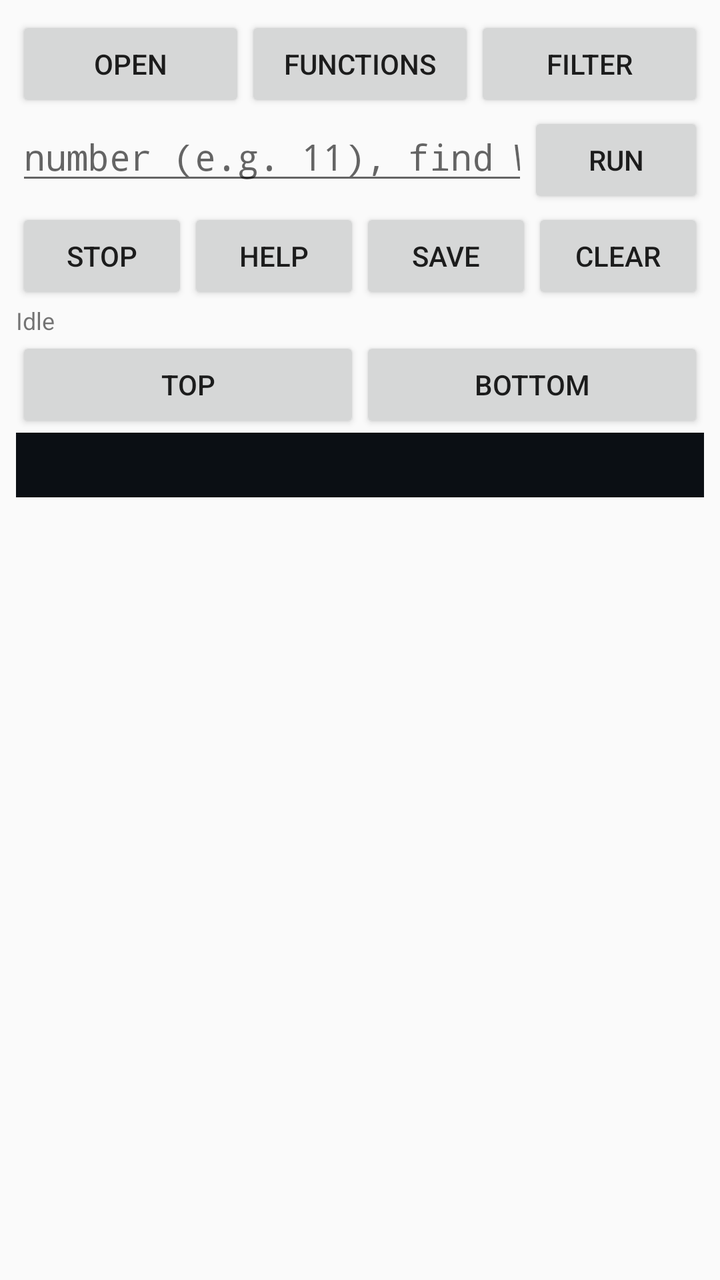
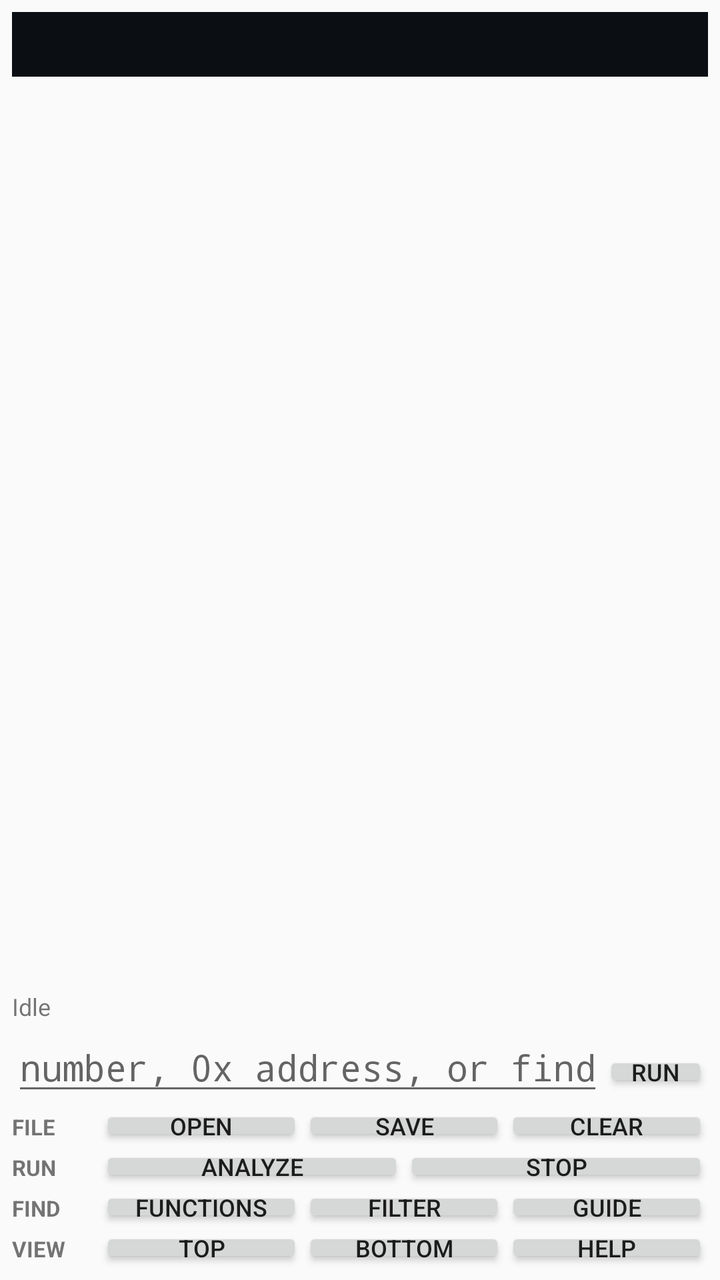

Two renders of the same Android screen: before a commit and after it. Below are the layout's source before the change and the commit's diff.
<!-- AndroidManifest.xml: application theme android:Theme.Material.Light.NoActionBar -->
<!-- res/layout/activity_main.xml -->
<?xml version="1.0" encoding="utf-8"?>
<LinearLayout xmlns:android="http://schemas.android.com/apk/res/android"
    android:layout_width="match_parent"
    android:layout_height="match_parent"
    android:orientation="vertical"
    android:padding="8dp">

    <LinearLayout
        android:layout_width="match_parent"
        android:layout_height="wrap_content"
        android:orientation="horizontal">

        <Button
            android:id="@+id/openButton"
            android:layout_width="0dp"
            android:layout_height="wrap_content"
            android:layout_weight="1"
            android:text="Open" />

        <Button
            android:id="@+id/functionsButton"
            android:layout_width="0dp"
            android:layout_height="wrap_content"
            android:layout_weight="1"
            android:text="Functions" />

        <Button
            android:id="@+id/filterButton"
            android:layout_width="0dp"
            android:layout_height="wrap_content"
            android:layout_weight="1"
            android:text="Filter" />
    </LinearLayout>

    <LinearLayout
        android:layout_width="match_parent"
        android:layout_height="wrap_content"
        android:orientation="horizontal">

        <EditText
            android:id="@+id/cmdInput"
            android:layout_width="0dp"
            android:layout_height="wrap_content"
            android:layout_weight="1"
            android:hint="number (e.g. 11), find WORD, or r2 command"
            android:imeOptions="actionGo"
            android:inputType="text"
            android:fontFamily="monospace"
            android:singleLine="true" />

        <Button
            android:id="@+id/runButton"
            android:layout_width="wrap_content"
            android:layout_height="wrap_content"
            android:text="Run" />
    </LinearLayout>

    <LinearLayout
        android:layout_width="match_parent"
        android:layout_height="wrap_content"
        android:orientation="horizontal">

        <Button
            android:id="@+id/stopButton"
            android:layout_width="0dp"
            android:layout_height="wrap_content"
            android:layout_weight="1"
            android:text="Stop" />

        <Button
            android:id="@+id/helpButton"
            android:layout_width="0dp"
            android:layout_height="wrap_content"
            android:layout_weight="1"
            android:text="Help" />

        <Button
            android:id="@+id/saveButton"
            android:layout_width="0dp"
            android:layout_height="wrap_content"
            android:layout_weight="1"
            android:text="Save" />

        <Button
            android:id="@+id/clearButton"
            android:layout_width="0dp"
            android:layout_height="wrap_content"
            android:layout_weight="1"
            android:text="Clear" />
    </LinearLayout>

    <ProgressBar
        android:id="@+id/progressBar"
        style="?android:attr/progressBarStyleHorizontal"
        android:layout_width="match_parent"
        android:layout_height="wrap_content"
        android:indeterminate="true"
        android:visibility="gone" />

    <TextView
        android:id="@+id/statusText"
        android:layout_width="match_parent"
        android:layout_height="wrap_content"
        android:text="Idle"
        android:textSize="12sp" />

    <LinearLayout
        android:layout_width="match_parent"
        android:layout_height="wrap_content"
        android:orientation="horizontal">

        <Button
            android:id="@+id/topButton"
            android:layout_width="0dp"
            android:layout_height="wrap_content"
            android:layout_weight="1"
            android:text="Top" />

        <Button
            android:id="@+id/bottomButton"
            android:layout_width="0dp"
            android:layout_height="wrap_content"
            android:layout_weight="1"
            android:text="Bottom" />
    </LinearLayout>

    
    <ScrollView
        android:id="@+id/scrollView"
        android:layout_width="match_parent"
        android:layout_height="0dp"
        android:layout_weight="1"
        android:fadeScrollbars="false"
        android:scrollbarAlwaysDrawVerticalTrack="true"
        android:scrollbarSize="10dp"
        android:scrollbarStyle="insideOverlay">

        
        <HorizontalScrollView
            android:layout_width="match_parent"
            android:layout_height="wrap_content"
            android:background="#0B0F14"
            android:fadeScrollbars="false"
            android:scrollbarAlwaysDrawHorizontalTrack="true"
            android:scrollbarSize="10dp"
            android:scrollbarStyle="insideOverlay">

            <TextView
                android:id="@+id/outputText"
                android:layout_width="wrap_content"
                android:layout_height="wrap_content"
                android:fontFamily="monospace"
                android:padding="8dp"
                android:textColor="#D4D4D4"
                android:textIsSelectable="true"
                android:textSize="12sp" />
        </HorizontalScrollView>
    </ScrollView>

</LinearLayout>
<!-- resources referenced by this layout -->
<resources>

</resources>

<!-- the commit's change to res/layout/activity_main.xml (unified diff, before → after) -->
@@ -3,128 +3,8 @@
     android:layout_width="match_parent"
     android:layout_height="match_parent"
     android:orientation="vertical"
-    android:padding="8dp">
-
-    <LinearLayout
-        android:layout_width="match_parent"
-        android:layout_height="wrap_content"
-        android:orientation="horizontal">
-
-        <Button
-            android:id="@+id/openButton"
-            android:layout_width="0dp"
-            android:layout_height="wrap_content"
-            android:layout_weight="1"
-            android:text="Open" />
-
-        <Button
-            android:id="@+id/functionsButton"
-            android:layout_width="0dp"
-            android:layout_height="wrap_content"
-            android:layout_weight="1"
-            android:text="Functions" />
-
-        <Button
-            android:id="@+id/filterButton"
-            android:layout_width="0dp"
-            android:layout_height="wrap_content"
-            android:layout_weight="1"
-            android:text="Filter" />
-    </LinearLayout>
-
-    <LinearLayout
-        android:layout_width="match_parent"
-        android:layout_height="wrap_content"
-        android:orientation="horizontal">
-
-        <EditText
-            android:id="@+id/cmdInput"
-            android:layout_width="0dp"
-            android:layout_height="wrap_content"
-            android:layout_weight="1"
-            android:hint="number (e.g. 11), find WORD, or r2 command"
-            android:imeOptions="actionGo"
-            android:inputType="text"
-            android:fontFamily="monospace"
-            android:singleLine="true" />
-
-        <Button
-            android:id="@+id/runButton"
-            android:layout_width="wrap_content"
-            android:layout_height="wrap_content"
-            android:text="Run" />
-    </LinearLayout>
-
-    <LinearLayout
-        android:layout_width="match_parent"
-        android:layout_height="wrap_content"
-        android:orientation="horizontal">
-
-        <Button
-            android:id="@+id/stopButton"
-            android:layout_width="0dp"
-            android:layout_height="wrap_content"
-            android:layout_weight="1"
-            android:text="Stop" />
-
-        <Button
-            android:id="@+id/helpButton"
-            android:layout_width="0dp"
-            android:layout_height="wrap_content"
-            android:layout_weight="1"
-            android:text="Help" />
-
-        <Button
-            android:id="@+id/saveButton"
-            android:layout_width="0dp"
-            android:layout_height="wrap_content"
-            android:layout_weight="1"
-            android:text="Save" />
-
-        <Button
-            android:id="@+id/clearButton"
-            android:layout_width="0dp"
-            android:layout_height="wrap_content"
-            android:layout_weight="1"
-            android:text="Clear" />
-    </LinearLayout>
-
-    <ProgressBar
-        android:id="@+id/progressBar"
-        style="?android:attr/progressBarStyleHorizontal"
-        android:layout_width="match_parent"
-        android:layout_height="wrap_content"
-        android:indeterminate="true"
-        android:visibility="gone" />
-
-    <TextView
-        android:id="@+id/statusText"
-        android:layout_width="match_parent"
-        android:layout_height="wrap_content"
-        android:text="Idle"
-        android:textSize="12sp" />
-
-    <LinearLayout
-        android:layout_width="match_parent"
-        android:layout_height="wrap_content"
-        android:orientation="horizontal">
-
-        <Button
-            android:id="@+id/topButton"
-            android:layout_width="0dp"
-            android:layout_height="wrap_content"
-            android:layout_weight="1"
-            android:text="Top" />
-
-        <Button
-            android:id="@+id/bottomButton"
-            android:layout_width="0dp"
-            android:layout_height="wrap_content"
-            android:layout_weight="1"
-            android:text="Bottom" />
-    </LinearLayout>
-
-    
+    android:padding="6dp">
+
     <ScrollView
         android:id="@+id/scrollView"
         android:layout_width="match_parent"
@@ -157,4 +37,191 @@
         </HorizontalScrollView>
     </ScrollView>
 
+    <ProgressBar
+        android:id="@+id/progressBar"
+        style="?android:attr/progressBarStyleHorizontal"
+        android:layout_width="match_parent"
+        android:layout_height="wrap_content"
+        android:indeterminate="true"
+        android:visibility="gone" />
+
+    <TextView
+        android:id="@+id/statusText"
+        android:layout_width="match_parent"
+        android:layout_height="wrap_content"
+        android:text="Idle"
+        android:textSize="12sp" />
+
+    
+    <LinearLayout
+        android:layout_width="match_parent"
+        android:layout_height="wrap_content"
+        android:orientation="horizontal">
+
+        <EditText
+            android:id="@+id/cmdInput"
+            android:layout_width="0dp"
+            android:layout_height="wrap_content"
+            android:layout_weight="1"
+            android:fontFamily="monospace"
+            android:hint="number, 0x address, or find WORD"
+            android:imeOptions="actionGo"
+            android:inputType="text"
+            android:singleLine="true" />
+
+        <Button
+            android:id="@+id/runButton"
+            style="@style/CompactButton"
+            android:layout_width="wrap_content"
+            android:layout_height="wrap_content"
+            android:paddingLeft="14dp"
+            android:paddingRight="14dp"
+            android:text="Run" />
+    </LinearLayout>
+
+    
+    <LinearLayout
+        android:layout_width="match_parent"
+        android:layout_height="wrap_content"
+        android:orientation="horizontal">
+
+        <TextView
+            android:layout_width="44dp"
+            android:layout_height="wrap_content"
+            android:gravity="center_vertical"
+            android:text="FILE"
+            android:textSize="11sp"
+            android:textStyle="bold" />
+
+        <Button
+            android:id="@+id/openButton"
+            style="@style/CompactButton"
+            android:layout_width="0dp"
+            android:layout_height="wrap_content"
+            android:layout_weight="1"
+            android:text="Open" />
+
+        <Button
+            android:id="@+id/saveButton"
+            style="@style/CompactButton"
+            android:layout_width="0dp"
+            android:layout_height="wrap_content"
+            android:layout_weight="1"
+            android:text="Save" />
+
+        <Button
+            android:id="@+id/clearButton"
+            style="@style/CompactButton"
+            android:layout_width="0dp"
+            android:layout_height="wrap_content"
+            android:layout_weight="1"
+            android:text="Clear" />
+    </LinearLayout>
+
+    <LinearLayout
+        android:layout_width="match_parent"
+        android:layout_height="wrap_content"
+        android:orientation="horizontal">
+
+        <TextView
+            android:layout_width="44dp"
+            android:layout_height="wrap_content"
+            android:gravity="center_vertical"
+            android:text="RUN"
+            android:textSize="11sp"
+            android:textStyle="bold" />
+
+        <Button
+            android:id="@+id/analyzeButton"
+            style="@style/CompactButton"
+            android:layout_width="0dp"
+            android:layout_height="wrap_content"
+            android:layout_weight="1"
+            android:text="Analyze" />
+
+        <Button
+            android:id="@+id/stopButton"
+            style="@style/CompactButton"
+            android:layout_width="0dp"
+            android:layout_height="wrap_content"
+            android:layout_weight="1"
+            android:text="Stop" />
+    </LinearLayout>
+
+    <LinearLayout
+        android:layout_width="match_parent"
+        android:layout_height="wrap_content"
+        android:orientation="horizontal">
+
+        <TextView
+            android:layout_width="44dp"
+            android:layout_height="wrap_content"
+            android:gravity="center_vertical"
+            android:text="FIND"
+            android:textSize="11sp"
+            android:textStyle="bold" />
+
+        <Button
+            android:id="@+id/functionsButton"
+            style="@style/CompactButton"
+            android:layout_width="0dp"
+            android:layout_height="wrap_content"
+            android:layout_weight="1"
+            android:text="Functions" />
+
+        <Button
+            android:id="@+id/filterButton"
+            style="@style/CompactButton"
+            android:layout_width="0dp"
+            android:layout_height="wrap_content"
+            android:layout_weight="1"
+            android:text="Filter" />
+
+        <Button
+            android:id="@+id/guideButton"
+            style="@style/CompactButton"
+            android:layout_width="0dp"
+            android:layout_height="wrap_content"
+            android:layout_weight="1"
+            android:text="Guide" />
+    </LinearLayout>
+
+    <LinearLayout
+        android:layout_width="match_parent"
+        android:layout_height="wrap_content"
+        android:orientation="horizontal">
+
+        <TextView
+            android:layout_width="44dp"
+            android:layout_height="wrap_content"
+            android:gravity="center_vertical"
+            android:text="VIEW"
+            android:textSize="11sp"
+            android:textStyle="bold" />
+
+        <Button
+            android:id="@+id/topButton"
+            style="@style/CompactButton"
+            android:layout_width="0dp"
+            android:layout_height="wrap_content"
+            android:layout_weight="1"
+            android:text="Top" />
+
+        <Button
+            android:id="@+id/bottomButton"
+            style="@style/CompactButton"
+            android:layout_width="0dp"
+            android:layout_height="wrap_content"
+            android:layout_weight="1"
+            android:text="Bottom" />
+
+        <Button
+            android:id="@+id/helpButton"
+            style="@style/CompactButton"
+            android:layout_width="0dp"
+            android:layout_height="wrap_content"
+            android:layout_weight="1"
+            android:text="Help" />
+    </LinearLayout>
+
 </LinearLayout>
<!-- resource entries referenced after the edit -->
@@ -1,5 +1,11 @@
 <!-- resources referenced by this layout -->
 <resources>
-
+  <style name="CompactButton" parent="@android:style/Widget.Material.Button">
+          <item name="android:minHeight">0dp</item>
+          <item name="android:minWidth">0dp</item>
+          <item name="android:textSize">12sp</item>
+          <item name="android:paddingTop">2dp</item>
+          <item name="android:paddingBottom">2dp</item>
+      </style>
 </resources>
 
